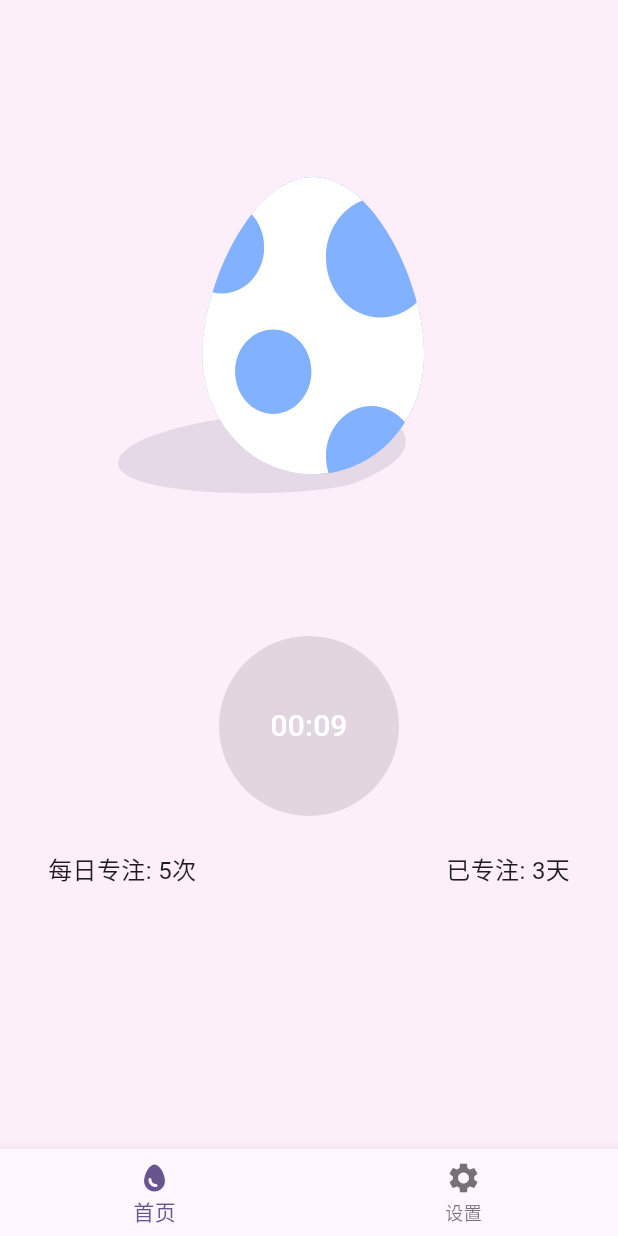
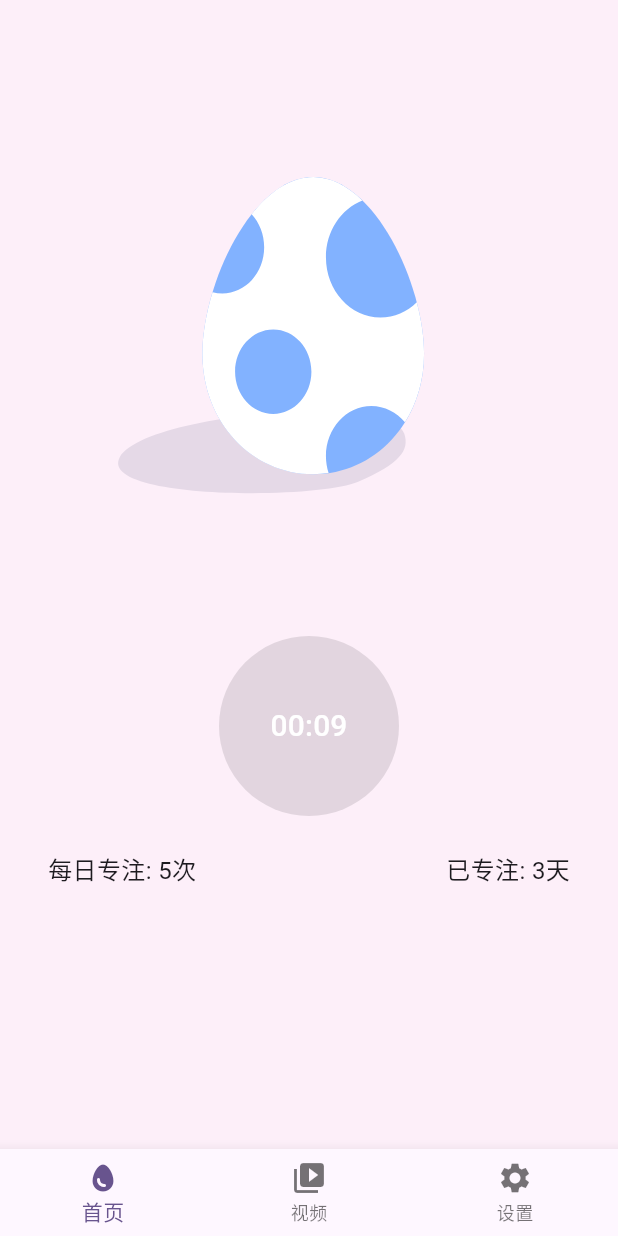
Before and after one commit to Aimeexu/Focus, a Flutter app: the MainScaffold screen opened directly, after a tap on an icon or button, on a phone screen of 412 x 824 dp. Run offline on Flutter 3.47's test engine with Material 3 defaults, Android fonts, the phone set to English and light mode, and no system bars; our stand-ins replace google_fonts, lottie, video_player.

Commit message:
循环播放视频

```diff
--- a/flutter_application_3/lib/home_page.dart
+++ b/flutter_application_3/lib/home_page.dart
@@ -1,7 +1,6 @@
 import 'dart:async';
 import 'package:flutter/material.dart';
 import 'package:lottie/lottie.dart';
-import 'setting.dart';
 
 
 void main() => runApp(const HomePage());
--- /dev/null
+++ b/flutter_application_3/lib/home_page2.dart
@@ -0,0 +1,54 @@
+import 'package:flutter/material.dart';
+import 'package:video_player/video_player.dart';
+
+class HomePage2 extends StatefulWidget {
+  const HomePage2({Key? key}) : super(key: key);
+
+  @override
+  State<HomePage2> createState() => _HomePage2State();
+}
+
+class _HomePage2State extends State<HomePage2> {
+  late VideoPlayerController _controller;
+
+  @override
+  void initState() {
+    super.initState();
+    _controller = VideoPlayerController.asset('assets/video/seal_small.mp4')
+      ..initialize().then((_) {
+        setState(() {});
+        _controller.play();
+        _controller.setLooping(true); // 添加这一行实现循环播放
+      });
+  }
+
+  @override
+  void dispose() {
+    _controller.dispose();
+    super.dispose();
+  }
+
+  @override
+  Widget build(BuildContext context) {
+    return Scaffold(
+      appBar: AppBar(title: const Text('视频播放')),
+      body: Center(
+        child: _controller.value.isInitialized
+            ? SizedBox(width: 200, height: 200, child: VideoPlayer(_controller))
+            : const CircularProgressIndicator(),
+      ),
+      floatingActionButton: FloatingActionButton(
+        onPressed: () {
+          setState(() {
+            _controller.value.isPlaying
+                ? _controller.pause()
+                : _controller.play();
+          });
+        },
+        child: Icon(
+          _controller.value.isPlaying ? Icons.pause : Icons.play_arrow,
+        ),
+      ),
+    );
+  }
+}
--- a/flutter_application_3/lib/main.dart
+++ b/flutter_application_3/lib/main.dart
@@ -3,6 +3,7 @@ import 'package:google_fonts/google_fonts.dart';
 import 'package:lottie/lottie.dart';
 import 'network_service.dart';
 import 'home_page.dart';
+import 'home_page2.dart';
 import 'setting.dart';
 
 void main() {
@@ -242,6 +243,7 @@ class _MainScaffoldState extends State<MainScaffold> {
   int _currentIndex = 0;
   final List<Widget> _pages = [
     HomePage(),
+    HomePage2(),
     // 其他页面，如历史、成就等
     SettingsPage(),
   ];
@@ -262,6 +264,7 @@ class _MainScaffoldState extends State<MainScaffold> {
         },
         items: const [
           BottomNavigationBarItem(icon: Icon(Icons.egg), label: '首页'),
+          BottomNavigationBarItem(icon: Icon(Icons.video_library), label: '视频'), // 新增的HomePage2导航项
           // 其他导航项
           BottomNavigationBarItem(icon: Icon(Icons.settings), label: '设置'),
         ],
--- a/flutter_application_3/pubspec.yaml
+++ b/flutter_application_3/pubspec.yaml
@@ -30,6 +30,7 @@ environment:
 dependencies:
   lottie: ^3.1.0
   google_fonts: ^6.2.0
+  video_player: ^2.5.0
   flutter:
     sdk: flutter
 
@@ -63,6 +64,7 @@ flutter:
   assets:
     - assets/lottie/
     - assets/images/
+    - assets/video/
 
   # An image asset can refer to one or more resolution-specific "variants", see
   # https://flutter.dev/to/resolution-aware-images
```
Also changed, not shown: flutter_application_3/pubspec.lock, 3 other files.
